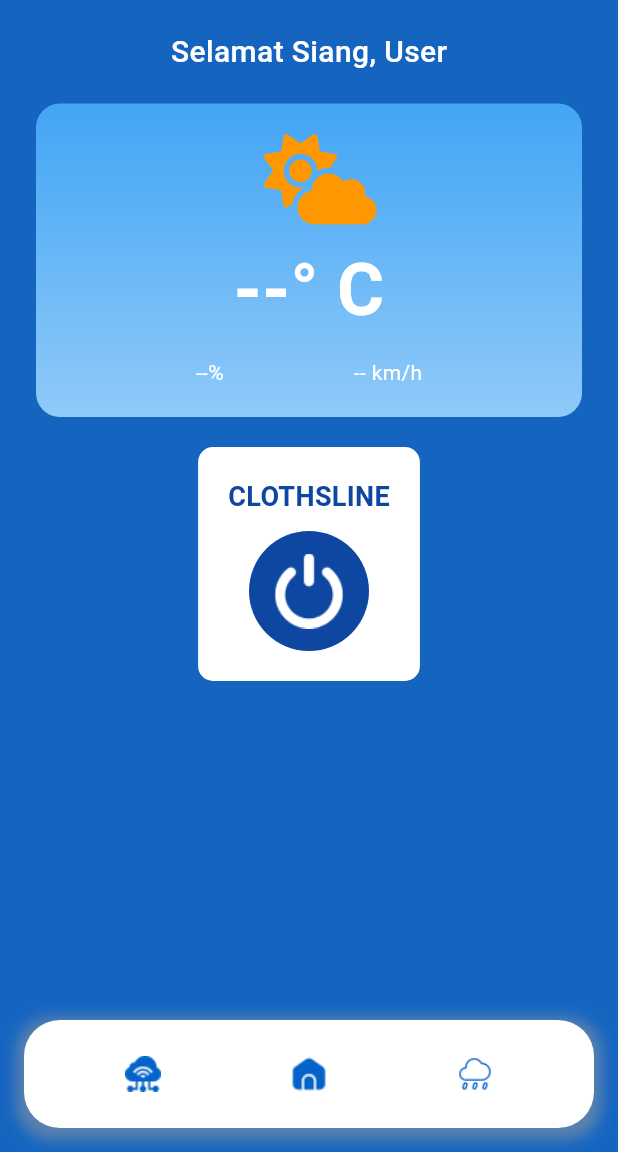
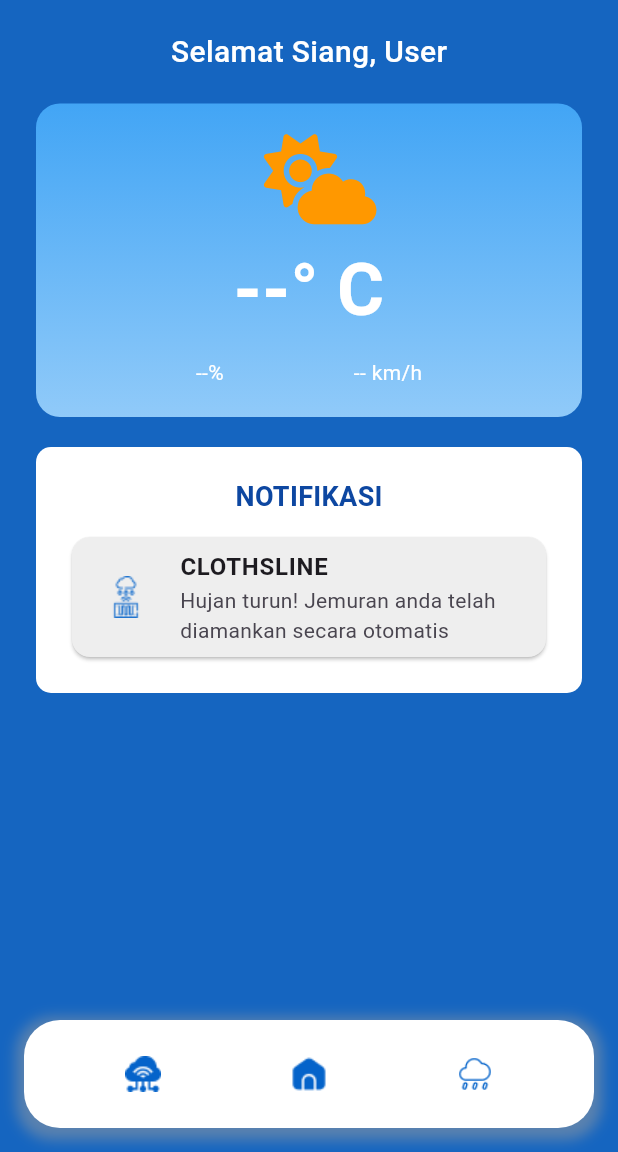
Before and after one commit to ghiyaazt/CloudHome_Project-Workshop-Aplikasi-Mobile, a Flutter app: the screen it shows after launch, on a phone screen of 412 x 824 dp, the part 84-1236 px from its top. Run offline on Flutter 3.47's test engine with Material 3 defaults, Android fonts, the phone set to English and light mode, and no system bars; our stand-ins replace firebase_auth, firebase_core, fl_chart, font_awesome_flutter; missing offline and left inert: mqtt_client; accounts and stored records are empty; network calls fail.

Commit message:
update main

```diff
--- a/lib/screens/home.dart
+++ b/lib/screens/home.dart
@@ -4,7 +4,7 @@ import 'dart:convert';
 import 'dart:async';
 import 'package:font_awesome_flutter/font_awesome_flutter.dart';
 import 'control_screen.dart';
-import 'iot.dart';
+import 'clothsline_menu.dart';
 
 class Beranda extends StatefulWidget {
   @override
@@ -12,7 +12,6 @@ class Beranda extends StatefulWidget {
 }
 
 class _BerandaState extends State<Beranda> {
-  bool isClotheslineOn = false;
   double? temperature;
   int? humidity;
   double? windSpeed;
@@ -25,7 +24,6 @@ class _BerandaState extends State<Beranda> {
     _startWeatherUpdate();
   }
 
-  // Update the weather every 10 seconds (for demonstration purposes)
   void _startWeatherUpdate() {
     _timer = Timer.periodic(Duration(seconds: 1), (timer) {
       _fetchWeather();
@@ -51,16 +49,22 @@ class _BerandaState extends State<Beranda> {
     }
   }
 
-  void _toggleClothesline() {
-    setState(() {
-      isClotheslineOn = !isClotheslineOn;
-    });
-  }
-
   @override
   void dispose() {
     _timer?.cancel();
     super.dispose();
+  }
+
+  Widget _buildNotificationCard(
+      String title, String message, String imagePath) {
+    return Card(
+      color: Colors.grey[200],
+      child: ListTile(
+        leading: Image.asset(imagePath, width: 40, height: 40),
+        title: Text(title, style: TextStyle(fontWeight: FontWeight.bold)),
+        subtitle: Text(message),
+      ),
+    );
   }
 
   @override
@@ -125,17 +129,17 @@ class _BerandaState extends State<Beranda> {
                   Row(
                     mainAxisAlignment: MainAxisAlignment.spaceEvenly,
                     children: [
-                      Text('${humidity ?? "--"}%', style: TextStyle(color: Colors.white)),
-                      Text('${windSpeed?.toStringAsFixed(1) ?? "--"} km/h', style: TextStyle(color: Colors.white)),
+                      Text('${humidity ?? "--"}%',
+                          style: TextStyle(color: Colors.white)),
+                      Text('${windSpeed?.toStringAsFixed(1) ?? "--"} km/h',
+                          style: TextStyle(color: Colors.white)),
                     ],
                   ),
                 ],
               ),
             ),
             SizedBox(height: 20),
-            GestureDetector(
-              onTap: _toggleClothesline,
-              child: Container(
+            Container(
               padding: EdgeInsets.all(20),
               decoration: BoxDecoration(
                 color: Colors.white,
@@ -144,7 +148,7 @@ class _BerandaState extends State<Beranda> {
               child: Column(
                 children: [
                   Text(
-                      'CLOTHSLINE',
+                    'NOTIFIKASI',
                     style: TextStyle(
                       fontSize: 18,
                       color: Colors.blue[900],
@@ -152,21 +156,13 @@ class _BerandaState extends State<Beranda> {
                     ),
                   ),
                   SizedBox(height: 10),
-                    Container(
-                      padding: EdgeInsets.all(15),
-                      decoration: BoxDecoration(
-                        color: isClotheslineOn ? Colors.red : Colors.blue[900],
-                        shape: BoxShape.circle,
+                  _buildNotificationCard(
+                    'CLOTHSLINE',
+                    'Hujan turun! Jemuran anda telah diamankan secara otomatis',
+                    'assets/images/rain-sensor (1) 1.png',
                   ),
-                      child: Image.asset(
-                        'assets/images/power (1) 2.png',
-                        width: 50,
-                        height: 50,
-                        color: Colors.white,
-                      ),
-                    ),
+                  // Tambahkan notifikasi lainnya jika diperlukan
                 ],
-                ),
               ),
             ),
           ],
@@ -195,7 +191,7 @@ class _BerandaState extends State<Beranda> {
               onPressed: () {
                 Navigator.push(
                   context,
-                  MaterialPageRoute(builder: (context) => iotscreen()),
+                  MaterialPageRoute(builder: (context) => menujemuran()),
                 );
               },
             ),
```
Lines whose indentation alone changed are shown as unchanged.
